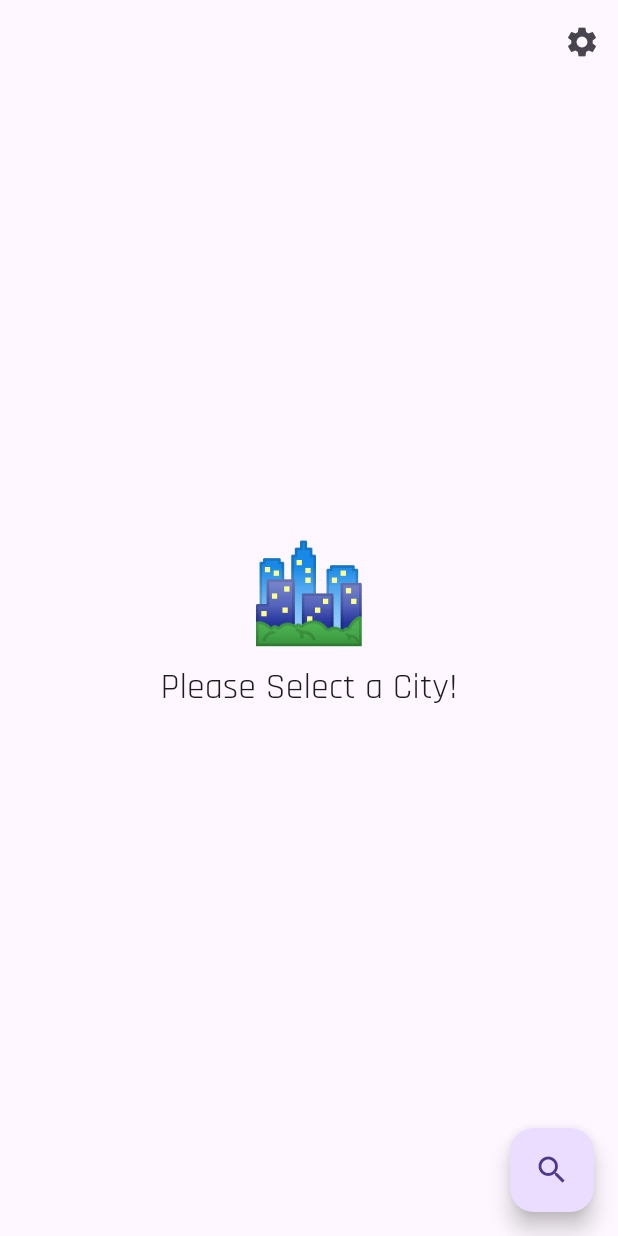
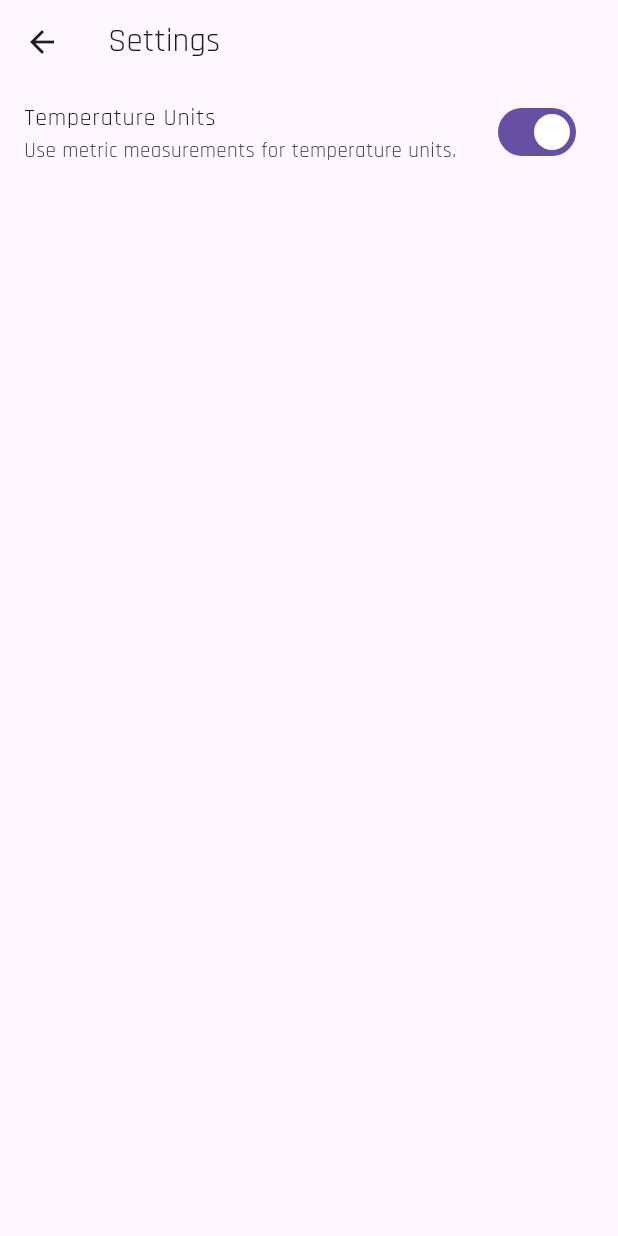
Before and after one commit to MinhPC2k3/weather_app, a Flutter app: the screen it shows after launch, after a tap on the "settings" icon, on a phone screen of 412 x 824 dp. Run offline on Flutter 3.47's test engine with Material 3 defaults, Android fonts, the phone set to English and light mode, and no system bars; our stand-ins replace equatable, flutter_bloc, google_fonts.

Commit message:
update setting

```diff
--- a/lib/app.dart
+++ b/lib/app.dart
@@ -1,10 +1,10 @@
 import 'package:flutter/material.dart';
 import 'package:flutter_bloc/flutter_bloc.dart';
 import 'package:google_fonts/google_fonts.dart';
-import 'package:my_app/features/search/data/data_source/location_data_source.dart';
 import 'package:my_app/features/weather/data/data_source/weather_data_source.dart';
 import 'package:my_app/features/weather/data/repositories/weather_repositories_impl.dart';
 import 'package:my_app/features/weather/domain/use_cases/weather_usecase.dart';
+import 'features/weather/presentation/view/search_screen.dart';
 import 'features/weather/presentation/widget/weather_empty.dart';
 import 'features/weather/presentation/widget/weather_populated.dart';
 import 'features/weather/presentation/widget/weather_error.dart';
@@ -14,6 +14,7 @@ import 'features/weather/domain/repositories/weather_repository.dart';
 import 'features/weather/presentation/cubit/theme_cubit.dart';
 import 'features/weather/presentation/cubit/weather_cubit.dart';
 import 'features/weather/presentation/cubit/weather_state.dart';
+import 'features/weather/presentation/view/setting_screen.dart';
 import 'package:http/http.dart' as https;
 
 class WeatherApp extends StatefulWidget{
@@ -35,10 +36,11 @@ class _WeatherAppState extends State<WeatherApp> {
   Widget build(BuildContext context){
     return RepositoryProvider.value(
         value: weatherUseCase,
-        child: BlocProvider(
-          create: (_) => WeatherCubit(weatherRepositoriesImp: repo),
-          child: const WeatherAppView(),
-        )
+        // child: BlocProvider(
+        //   create: (_) => WeatherCubit(weatherUseCase: weatherUseCase),
+        //   child: const WeatherAppView(),
+        // )
+      child: const WeatherAppView(),
     );
   }
 }
@@ -68,7 +70,7 @@ class WeatherPage extends StatelessWidget {
   @override
   Widget build(BuildContext context) {
     return BlocProvider(
-      create: (context) => WeatherCubit(weatherRepositoriesImp: context.read<WeatherCubit>().weatherRepositoriesImp),
+      create: (context) => WeatherCubit(weatherUseCase: context.read<WeatherUseCase>()),
       child: const WeatherView(),
     );
   }
@@ -91,9 +93,9 @@ class _WeatherViewState extends State<WeatherView> {
           IconButton(
             icon: const Icon(Icons.settings),
             onPressed: () {
-              // Navigator.of(context).push<void>(
-              //   SettingsPage.route(context.read<WeatherCubit>()),
-              // );
+              Navigator.of(context).push<void>(
+                SettingScreen.route(context.read<WeatherCubit>()),
+              );
             },
           ),
         ],
@@ -131,9 +133,9 @@ class _WeatherViewState extends State<WeatherView> {
       floatingActionButton: FloatingActionButton(
         child: const Icon(Icons.search, semanticLabel: 'Search'),
         onPressed: () async {
-          // final city = await Navigator.of(context).push(SearchPage.route());
-          // if (!mounted) return;
-          await context.read<WeatherCubit>().fetchWeather("Hanoi");
+          final city = await Navigator.of(context).push(SearchScreen.route());
+          if (!mounted) return;
+          await context.read<WeatherCubit>().fetchWeather(city);
         },
       ),
     );
--- a/lib/features/search/data/data_source/location_data_source.dart
+++ /dev/null
@@ -1,24 +0,0 @@
-import 'dart:convert';
-
-import '../models/location.dart';
-import 'package:http/http.dart' as https;
-
-class OpenLocationApiClient{
-  OpenLocationApiClient({https.Client? httpClient}) : _httpClient= httpClient ?? https.Client();
-  final https.Client _httpClient;
-  static const _baseUrlGeocoding = 'geocoding-api.open-meteo.com';
-  Future<Location?> getLocation (String query) async{
-    final locationRequest = Uri.https(
-      _baseUrlGeocoding,
-      '/v1/search',
-      {'name': query, 'count': '1'},
-    );
-    final response = await _httpClient.get(locationRequest);
-    print('get location');
-    if(response.statusCode != 200){
-      return null;
-    }else {
-      return Location.fromJson(jsonDecode(utf8.decode(response.bodyBytes)));
-    }
-  }
-}
--- a/lib/features/search/data/models/location.dart
+++ b/lib/features/weather/data/models/location_model.dart
@@ -1,9 +1,9 @@
-class Location {
+class LocationModel {
   List<Results>? results;
 
-  Location({this.results});
+  LocationModel({this.results});
 
-  Location.fromJson(Map<String, dynamic> json) {
+  LocationModel.fromJson(Map<String, dynamic> json) {
     if (json['results'] != null) {
       results = <Results>[];
       json['results'].forEach((v) {
--- a/lib/features/weather/data/repositories/weather_repositories_impl.dart
+++ b/lib/features/weather/data/repositories/weather_repositories_impl.dart
@@ -3,20 +3,17 @@ import 'package:my_app/features/weather/domain/repositories/weather_repository.d
 
 import '../data_source/weather_data_source.dart';
 import '../../domain/mapper/mappers.dart';
-import '../../../search/data/data_source/location_data_source.dart';
-import 'package:http/http.dart' as https;
 
 class WeatherRepositoriesImp implements WeatherRepositories {
-  WeatherRepositoriesImp({OpenLocationApiClient? clientLocation,OpenWeatherApiClient? clientWeather}) : _clientLocation= clientLocation ?? OpenLocationApiClient(), _clientWeather= clientWeather ?? OpenWeatherApiClient();
-  final OpenLocationApiClient _clientLocation;
+  WeatherRepositoriesImp({OpenWeatherApiClient? clientWeather}) : _clientWeather= clientWeather ?? OpenWeatherApiClient();
   final OpenWeatherApiClient _clientWeather;
   @override
   Future<Weather> getWeather(String city) async{
-    final location = await _clientLocation.getLocation(city);
+    final location = await _clientWeather.getLocation(city);
     final weather = await _clientWeather.getWeatherApi(location!.results!.elementAt(0).latitude!, location.results!.elementAt(0).longitude!);
     print('from data repository ${location.results![0].name!} temparature ${weather!.currentWeather!.temperature!}');
     return Weather(
-      temperature: weather!.currentWeather!.temperature!,
+      temperature: weather.currentWeather!.temperature!,
       location: location.results![0].name!,
       condition: weather.currentWeather!.weathercode!.toInt().toCondition,
     );
--- a/lib/features/weather/presentation/cubit/weather_cubit.dart
+++ b/lib/features/weather/presentation/cubit/weather_cubit.dart
@@ -9,9 +9,9 @@ import '../../domain/repositories/weather_repository.dart';
 
 
 class WeatherCubit extends Cubit<WeatherState> {
-  WeatherCubit({required  this.weatherRepositoriesImp}) : super(WeatherState());
+  WeatherCubit({required this.weatherUseCase}) : super(WeatherState());
 
-  final WeatherRepositoriesImp weatherRepositoriesImp ;
+  final WeatherUseCase weatherUseCase ;
 
   Future<void> fetchWeather(String? city) async {
     if (city == null || city.isEmpty) return;
@@ -19,7 +19,7 @@ class WeatherCubit extends Cubit<WeatherState> {
     emit(state.copyWith(status: WeatherStatus.loading));
 
     try {
-      final weather = await weatherRepositoriesImp.getWeather(city);
+      final weather = await weatherUseCase.getWeatherData(city);
       final units = state.temperatureUnits;
       final value = units!.isFahrenheit
           ? weather.temperature.toFahrenheit()
@@ -41,7 +41,7 @@ class WeatherCubit extends Cubit<WeatherState> {
     if (!state.weatherStatus!.isSuccess) return;
     if (state.weather == Weather.empty) return;
     try {
-      final weather = await weatherRepositoriesImp.getWeather(state.weather.location);
+      final weather = await weatherUseCase.getWeatherData(state.weather.location);
       final units = state.temperatureUnits;
       final value = units!.isFahrenheit
           ? weather.temperature.toFahrenheit()
--- /dev/null
+++ b/lib/features/weather/presentation/view/setting_screen.dart
@@ -0,0 +1,50 @@
+import 'package:flutter/cupertino.dart';
+import 'package:flutter/material.dart';
+import 'package:flutter_bloc/flutter_bloc.dart';
+import 'package:my_app/features/weather/domain/mapper/mappers.dart';
+import 'package:my_app/features/weather/presentation/cubit/weather_cubit.dart';
+
+import '../cubit/weather_state.dart';
+
+class SettingScreen extends StatelessWidget{
+  const SettingScreen({super.key});
+
+  static Route<void> route(WeatherCubit weatherCubit){
+    return MaterialPageRoute(
+        builder: (_) => BlocProvider.value(
+          value: weatherCubit,
+          child: const SettingScreen(),
+        )
+
+    );
+  }
+
+  @override
+  Widget build(BuildContext context) {
+    // TODO: implement build
+   return Scaffold(
+     appBar: AppBar(title: const Text('Settings')),
+     body: ListView(
+       children: <Widget>[
+         BlocBuilder<WeatherCubit, WeatherState>(
+           buildWhen: (previous, current) =>
+           previous.temperatureUnits != current.temperatureUnits,
+           builder: (context, state) {
+             return ListTile(
+               title: const Text('Temperature Units'),
+               isThreeLine: true,
+               subtitle: const Text(
+                 'Use metric measurements for temperature units.',
+               ),
+               trailing: Switch(
+                 value: state.temperatureUnits!.isCelsius,
+                 onChanged: (_) => context.read<WeatherCubit>().toggleUnits(),
+               ),
+             );
+           },
+         ),
+       ],
+     ),
+   );
+  }
+}
```
Also changed, not shown: lib/features/weather/data/data_source/weather_data_source.dart (+17 -0 lines), lib/features/weather/presentation/view/search_screen.dart (added, +52 -0 lines), lib/features/weather/presentation/view/weather_screen.dart (added).
